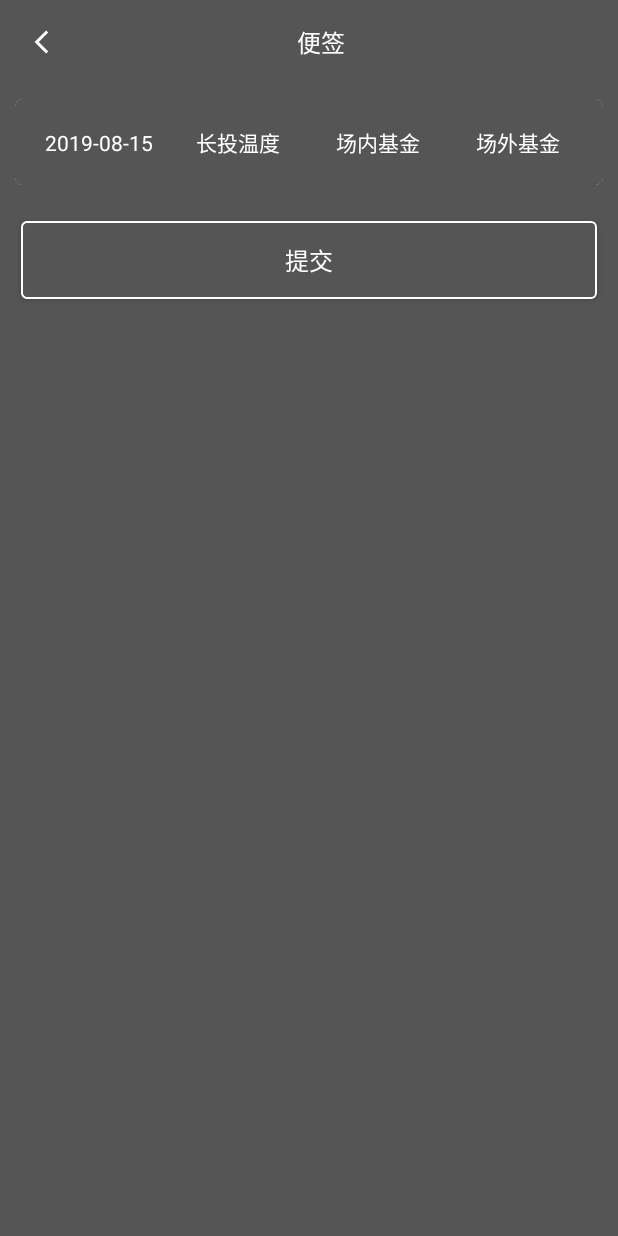
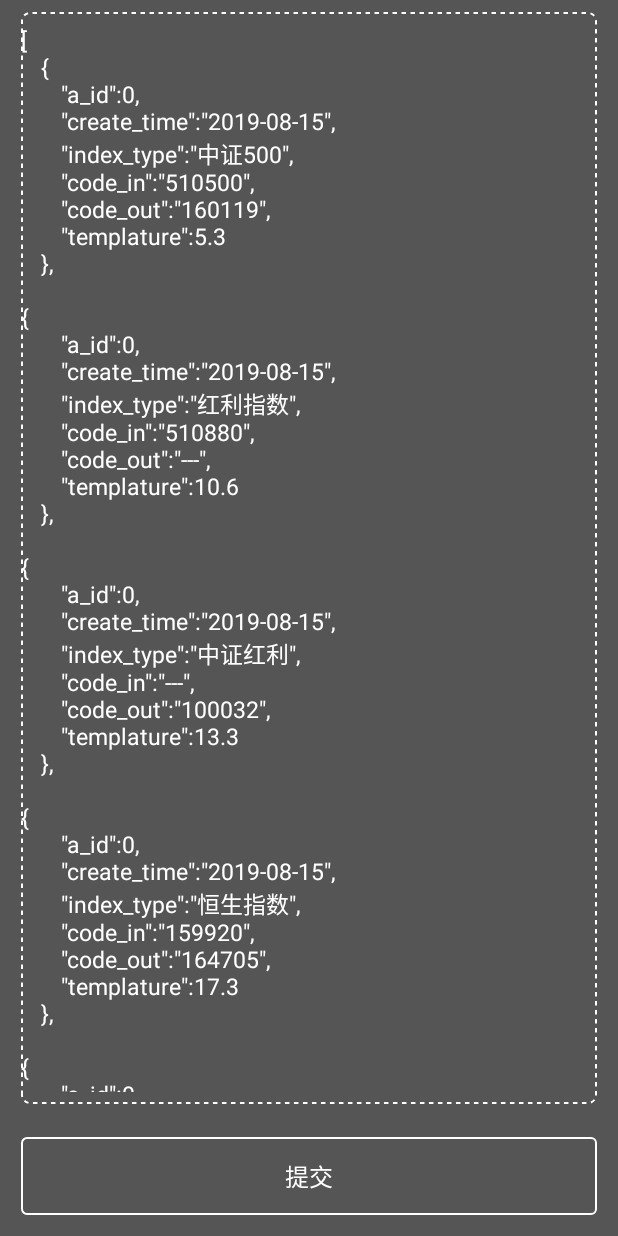
Before and after one commit to caixingcun/easynote, an Android app: the fragment TemplatureFragment placed in its activity, after a tap on "添加", on a phone screen of 412 x 824 dp. Run offline under Robolectric (Android 15) with nearby library versions, the light colour scheme and no system bars; our stand-ins replace EventBus, RxJava; libraries missing offline, so code that uses them is left out: com.chad.library, com.gyf.barlibrary, com.jakewharton.retrofit2, com.ldoublem.loadingviewlib, com.scwang.smartrefresh; 33 statements that could not run were skipped.

Commit message:
温度批量提交

```diff
--- a/app/build.gradle
+++ b/app/build.gradle
@@ -67,4 +67,7 @@ dependencies {
     implementation 'com.github.PhilJay:MPAndroidChart:v3.1.0'
     //bus
     implementation 'org.greenrobot:eventbus:3.1.1'
+    //
+    implementation 'com.contrarywind:Android-PickerView:4.1.6'
+
 }
--- a/app/src/main/AndroidManifest.xml
+++ b/app/src/main/AndroidManifest.xml
@@ -38,6 +38,8 @@
                   android:screenOrientation="portrait"/>
         <activity android:name=".ui.activity.TemplatureQuickActivity"
                   android:screenOrientation="portrait"/>
+        <activity android:name=".ui.activity.TemplatureImmediateActivity"
+                  android:screenOrientation="portrait"/>
     </application>
 
 </manifest>
--- a/app/src/main/java/com/caixc/easynoteapp/base/BaseActivity.kt
+++ b/app/src/main/java/com/caixc/easynoteapp/base/BaseActivity.kt
@@ -4,7 +4,6 @@ import android.content.Context
 import android.os.Bundle
 import android.view.inputmethod.InputMethodManager
 import android.widget.Toast
-import com.caixc.easynoteapp.R
 import com.caixc.easynoteapp.widget.CustomProgress
 import com.gyf.barlibrary.ImmersionBar
 import com.caixc.easynoteapp.util.ActivityController
@@ -93,4 +92,61 @@ abstract class BaseActivity : BaseRxActivity() {
         Toast.makeText(this, msg, Toast.LENGTH_LONG).show()
     }
 
+    fun formatJson(jsonStr: String?): String {
+        if (null == jsonStr || "" == jsonStr) {
+            return ""
+        }
+        val sb = StringBuilder()
+        var last = '\u0000'
+        var current = '\u0000'
+        var indent = 0
+        var isInQuotationMarks = false
+        for (i in 0 until jsonStr.length) {
+            last = current
+            current = jsonStr[i]
+            when (current) {
+                '"' -> {
+                    if (last != '\\') {
+                        isInQuotationMarks = !isInQuotationMarks
+                    }
+                    sb.append(current)
+                }
+
+                '{', '[' -> {
+                    sb.append(current)
+                    if (!isInQuotationMarks) {
+                        sb.append('\n')
+                        indent++
+                        addIndentBlank(sb, indent)
+                    }
+                }
+
+                '}', ']' -> {
+                    if (!isInQuotationMarks) {
+                        sb.append('\n')
+                        indent--
+                        addIndentBlank(sb, indent)
+                    }
+                    sb.append(current)
+                }
+
+                ',' -> {
+                    sb.append(current)
+                    if (last != '\\' && !isInQuotationMarks) {
+                        sb.append('\n')
+                        addIndentBlank(sb, indent)
+                    }
+                }
+
+                else -> sb.append(current)
+            }
+        }
+        return sb.toString()
+    }
+
+    private fun addIndentBlank(sb: StringBuilder, indent: Int) {
+        for (i in 0 until indent) {
+            sb.append('\t')
+        }
+    }
 }
--- a/app/src/main/java/com/caixc/easynoteapp/net/service/TemperatureService.kt
+++ b/app/src/main/java/com/caixc/easynoteapp/net/service/TemperatureService.kt
@@ -3,6 +3,7 @@ package com.caixc.easynoteapp.net.service
 import com.caixc.easynoteapp.bean.HttpResult
 import com.caixc.easynoteapp.bean.TemplatureBean
 import io.reactivex.Observable
+import okhttp3.RequestBody
 import retrofit2.http.*
 
 interface TemperatureService {
@@ -25,6 +26,12 @@ interface TemperatureService {
         @Field("code_in") code_in: String,
         @Field("code_out") code_out: String
     ): Observable<HttpResult>
+    /**
+     * 提交或者更新日志
+     */
+    @POST("/api/temperatures")
+    fun postTemplatures(@Body list: RequestBody): Observable<HttpResult>
+
 
     /**
      * 获取长投温度
--- /dev/null
+++ b/app/src/main/java/com/caixc/easynoteapp/ui/activity/TemplatureImmediateActivity.kt
@@ -0,0 +1,68 @@
+package com.caixc.easynoteapp.ui.activity
+
+import com.caixc.easynoteapp.R
+import com.caixc.easynoteapp.base.BaseActivity
+import com.caixc.easynoteapp.bean.HttpResult
+import com.caixc.easynoteapp.event.TemplatureEvent
+import com.caixc.easynoteapp.global.Urls
+import com.caixc.easynoteapp.net.MyDefaultObserver
+import com.caixc.easynoteapp.net.RetrofitClient
+import com.caixc.easynoteapp.net.service.TemperatureService
+import com.google.gson.Gson
+import io.reactivex.android.schedulers.AndroidSchedulers
+import io.reactivex.schedulers.Schedulers
+import kotlinx.android.synthetic.main.activity_templature_imm.*
+import okhttp3.MediaType
+import okhttp3.RequestBody
+import org.greenrobot.eventbus.EventBus
+import java.text.SimpleDateFormat
+import java.util.*
+
+class TemplatureImmediateActivity : BaseActivity() {
+    override fun setLayout(): Int = R.layout.activity_templature_imm
+
+    override fun initView() {
+        var date = SimpleDateFormat("yyyy-MM-dd").format(Date())
+        var data =
+            "[{\"a_id\":0,\"create_time\":\"" + date + "\",\"index_type\":\"中证500\",\"code_in\":\"510500\",\"code_out\":\"160119\",\"templature\":5.3},\n" +
+                    "{\"a_id\":0,\"create_time\":\"" + date + "\",\"index_type\":\"红利指数\",\"code_in\":\"510880\",\"code_out\":\"---\",\"templature\":10.6},\n" +
+                    "{\"a_id\":0,\"create_time\":\"" + date + "\",\"index_type\":\"中证红利\",\"code_in\":\"---\",\"code_out\":\"100032\",\"templature\":13.3},\n" +
+                    "{\"a_id\":0,\"create_time\":\"" + date + "\",\"index_type\":\"恒生指数\",\"code_in\":\"159920\",\"code_out\":\"164705\",\"templature\":17.3},\n" +
+                    "{\"a_id\":0,\"create_time\":\"" + date + "\",\"index_type\":\"国企指数\",\"code_in\":\"510900\",\"code_out\":\"110031\",\"templature\":26},\n" +
+                    "{\"a_id\":0,\"create_time\":\"" + date + "\",\"index_type\":\"上证50\",\"code_in\":\"510050\",\"code_out\":\"110003\",\"templature\":26.6},\n" +
+                    "{\"a_id\":0,\"create_time\":\"" + date + "\",\"index_type\":\"上证180\",\"code_in\":\"510180\",\"code_out\":\"040180\",\"templature\":31},\n" +
+                    "{\"a_id\":0,\"create_time\":\"" + date + "\",\"index_type\":\"沪深300\",\"code_in\":\"510300\",\"code_out\":\"160706\",\"templature\":33.7},\n" +
+                    "{\"a_id\":0,\"create_time\":\"" + date + "\",\"index_type\":\"创业板指\",\"code_in\":\"159915\",\"code_out\":\"161022\",\"templature\":45.9}]"
+
+        et_content.setText(formatJson(data))
+    }
+
+    override fun initListener() {
+        btn_save.setOnClickListener {
+            showDialog()
+            var requestbody =
+                RequestBody.create(MediaType.parse("application/json;charset=utf-8"), et_content.text.toString())
+
+            RetrofitClient().getInstance(Urls.HOST)
+                .create(TemperatureService::class.java)
+                .postTemplatures(requestbody)
+                .doOnSubscribe {
+                    addDisposable(it)
+                }
+                .subscribeOn(Schedulers.io())
+                .observeOn(AndroidSchedulers.mainThread())
+                .subscribe(object : MyDefaultObserver<HttpResult>(mActivity) {
+                    override fun onNext(t: HttpResult) {
+                        hideDialog()
+                        EventBus.getDefault().post(TemplatureEvent())
+                        finish()
+                    }
+                })
+        }
+    }
+
+    override fun getData() {
+
+    }
+
+}
--- a/app/src/main/java/com/caixc/easynoteapp/ui/fragment/TemplatureFragment.kt
+++ b/app/src/main/java/com/caixc/easynoteapp/ui/fragment/TemplatureFragment.kt
@@ -14,6 +14,7 @@ import com.caixc.easynoteapp.net.MyDefaultObserver
 import com.caixc.easynoteapp.net.RetrofitClient
 import com.caixc.easynoteapp.net.service.TemperatureService
 import com.caixc.easynoteapp.ui.activity.TemplatureActivity
+import com.caixc.easynoteapp.ui.activity.TemplatureImmediateActivity
 import com.caixc.easynoteapp.ui.activity.TemplatureQuickActivity
 import com.scwang.smartrefresh.layout.header.ClassicsHeader
 import io.reactivex.android.schedulers.AndroidSchedulers
@@ -38,7 +39,8 @@ class TemplatureFragment : BaseFragment() {
         tv_right.text = "添加"
         tv_right.setOnClickListener {
           //  startActivity(Intent(getBaseActivity(), TemplatureActivity::class.java))
-            startActivity(Intent(getBaseActivity(), TemplatureQuickActivity::class.java))
+//            startActivity(Intent(getBaseActivity(), TemplatureQuickActivity::class.java))
+            startActivity(Intent(getBaseActivity(), TemplatureImmediateActivity::class.java))
         }
         initRecyclerView()
         initRefreshLayout()
--- /dev/null
+++ b/app/src/main/res/layout/activity_templature_imm.xml
@@ -0,0 +1,26 @@
+<?xml version="1.0" encoding="utf-8"?>
+<android.support.design.widget.CoordinatorLayout
+        xmlns:android="http://schemas.android.com/apk/res/android" xmlns:app="http://schemas.android.com/apk/res-auto"
+        android:fitsSystemWindows="true"
+        android:layout_width="match_parent"
+        android:layout_height="match_parent">
+
+    <LinearLayout android:layout_width="match_parent"
+                  android:orientation="vertical"
+                  android:layout_height="match_parent"
+                  app:layout_behavior="@string/appbar_scrolling_view_behavior">
+        <EditText style="@style/edit_style"
+                  android:id="@+id/et_content"
+                  android:hint="请输入指数内容"
+                  android:textSize="15sp"
+                  android:paddingLeft="0dp"
+                  android:paddingRight="0dp"
+                  android:layout_height="0dp"
+                  android:layout_weight="1"/>
+
+        <TextView
+                style="@style/btn_style"
+                android:text="提交"
+                android:id="@+id/btn_save"/>
+    </LinearLayout>
+</android.support.design.widget.CoordinatorLayout>
--- a/app/src/main/res/layout/item_templature_edit.xml
+++ b/app/src/main/res/layout/item_templature_edit.xml
@@ -26,13 +26,13 @@
                   android:gravity="center"
                   tools:text="中证500"/>
 
-        <EditText style="@style/style_tv_item"
+        <TextView style="@style/style_tv_item"
                   android:textSize="16sp"
                   android:background="@null"
                   android:lines="1"
                   android:imeOptions="actionNext"
                   android:digits="0123456789.-"
-                  android:id="@+id/et_temp"
+                  android:id="@+id/tv_temp"
                   android:gravity="center"
                   tools:text="5.2"/>
         <EditText style="@style/style_tv_item"
--- a/app/src/main/res/values/strings.xml
+++ b/app/src/main/res/values/strings.xml
@@ -1,5 +1,6 @@
 <resources>
     <string name="app_name">EasyNoteApp</string>
+    <string name="conform">确定</string>
 
     <string-array name="zhuanzhai_types">
         <item>进攻型可转债</item>
```
Also changed, not shown: app/src/main/java/com/caixc/easynoteapp/adapter/TemplatureEditAdapter.kt (+35 -3 lines), app/src/main/java/com/caixc/easynoteapp/bean/DataBean.kt (+5 -5 lines), app/src/main/java/com/caixc/easynoteapp/ui/activity/TemplatureQuickActivity.kt (+50 -10 lines).
